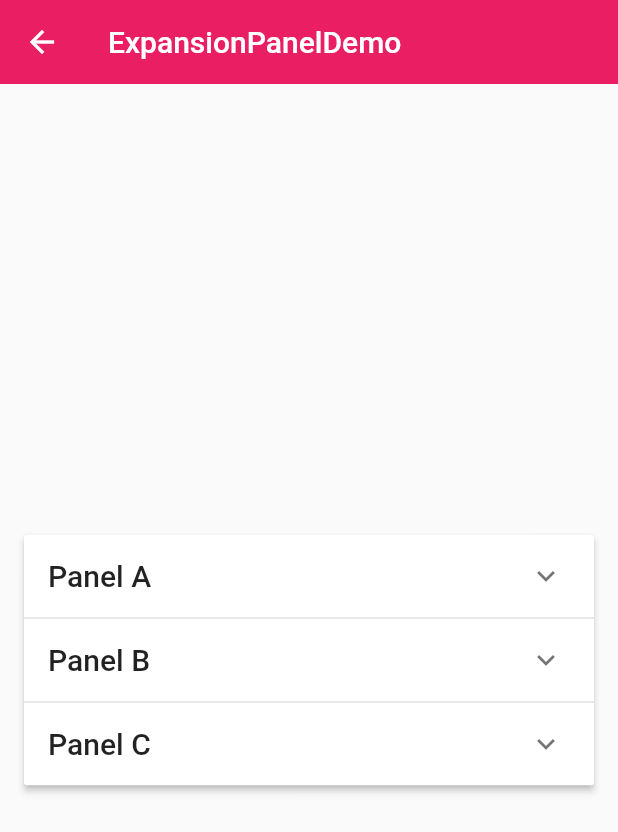
After one commit to LXiaqi/myapp, a Flutter app: the screen it shows after launch, after a tap on "ExpansionPanelDemo", on a phone screen of 412 x 824 dp. The commit adds this screen. Shown: the top 832 px of the screen. Run offline on Flutter 3.47's test engine with Material 2 defaults, Android fonts, the phone set to English and light mode, and no system bars.

```diff
--- /dev/null
+++ b/lib/demo/expansion_panel_demo.dart
@@ -0,0 +1,98 @@
+import 'package:flutter/material.dart';
+
+class ExpansionpanelItem {
+  final String headerText;
+  final Widget body;
+  bool isExpanded;
+
+  ExpansionpanelItem({
+    this.headerText,
+    this.body,
+    this.isExpanded,
+  });
+}
+
+class ExpansionPanelDemo extends StatefulWidget {
+  @override
+  _ExpansionPanelDemoState createState() => _ExpansionPanelDemoState();
+}
+
+class _ExpansionPanelDemoState extends State<ExpansionPanelDemo> {
+  List<ExpansionpanelItem> _expansionPanelItems;
+  @override
+  void initState() {
+    // TODO: implement initState
+    super.initState();
+    _expansionPanelItems = <ExpansionpanelItem>[
+      ExpansionpanelItem(
+        headerText: 'Panel A',
+        body: Container(
+          padding: EdgeInsets.all(16.0),
+          width: double.infinity,
+          child: Text('Contentr for Panel A.'),
+        ),
+        isExpanded: false,
+      ),
+      ExpansionpanelItem(
+        headerText: 'Panel B',
+        body: Container(
+          padding: EdgeInsets.all(16.0),
+          width: double.infinity,
+          child: Text('Contentr for Panel B.'),
+        ),
+        isExpanded: false,
+      ),
+      ExpansionpanelItem(
+        headerText: 'Panel C',
+        body: Container(
+          padding: EdgeInsets.all(16.0),
+          width: double.infinity,
+          child: Text('Contentr for Panel C.'),
+        ),
+        isExpanded: false,
+      ),
+    ];
+  }
+
+  @override
+  Widget build(BuildContext context) {
+    return Scaffold(
+      appBar: AppBar(
+        title: Text('ExpansionPanelDemo'),
+        elevation: 0.0,
+      ),
+      body: Container(
+        padding: EdgeInsets.all(16.0),
+        child: Column(
+          mainAxisAlignment: MainAxisAlignment.center,
+          children: <Widget>[
+            ExpansionPanelList(
+              expansionCallback: (int panelIndex, bool isExpanded) {
+                setState(() {
+                  _expansionPanelItems[panelIndex].isExpanded = !isExpanded;
+                });
+              },
+              children: _expansionPanelItems.map(
+                (ExpansionpanelItem item) {
+                  return ExpansionPanel(
+                    isExpanded: item.isExpanded,
+                    body: item.body,
+                    headerBuilder: (BuildContext context, bool isExpanded) {
+                      return Container(
+                        padding: EdgeInsets.all(16.0),
+                        child: Text(
+                          item.headerText,
+                          style: Theme.of(context).textTheme.title,
+                        ),
+                      );
+                    },
+                  );
+                },
+              ).toList(),
+            )
+          ],
+        ),
+      ),
+    );
+  }
+}
--- a/lib/demo/material_components.dart
+++ b/lib/demo/material_components.dart
@@ -8,6 +8,11 @@ import './radio_demo.dart';
 import 'switch_demo.dart';
 import 'slider_demo.dart';
 import './datetime_demo.dart';
+import './simple_dialog_demo.dart';
+import './alert_dialog_demo.dart';
+import './bottom_sheet_demo.dart';
+import './snack_bar_demo.dart';
+import './expansion_panel_demo.dart';
 
 class MaterialComponents extends StatelessWidget {
   @override
@@ -19,6 +24,11 @@ class MaterialComponents extends StatelessWidget {
       ),
       body: ListView(
         children: <Widget>[
+          ListItem(title: 'ExpansionPanelDemo', page: ExpansionPanelDemo()),
+          ListItem(title: 'SnackBarDemo', page: SnackBarDemo()),
+          ListItem(title: 'ButtomSheetDemo', page: ButtomSheetDemo()),
+          ListItem(title: 'AlertDialogDemo', page: AlertDialogDemo()),
+          ListItem(title: 'SimpleDialogDemo', page: SimpleDialogDemo()),
           ListItem(title: 'DateTimeDemo', page: DateTimeDemo()),
           ListItem(title: 'Slider', page: SliderDemo()),
           ListItem(title: 'Switch', page: SwitchDemo()),
```
Also changed, not shown: lib/demo/alert_dialog_demo.dart (added, +81 -0 lines), lib/demo/bottom_sheet_demo.dart (added, +113 -0 lines), lib/demo/simple_dialog_demo.dart (added, +88 -0 lines), lib/demo/snack_bar_demo.dart (added, +52 -0 lines).
